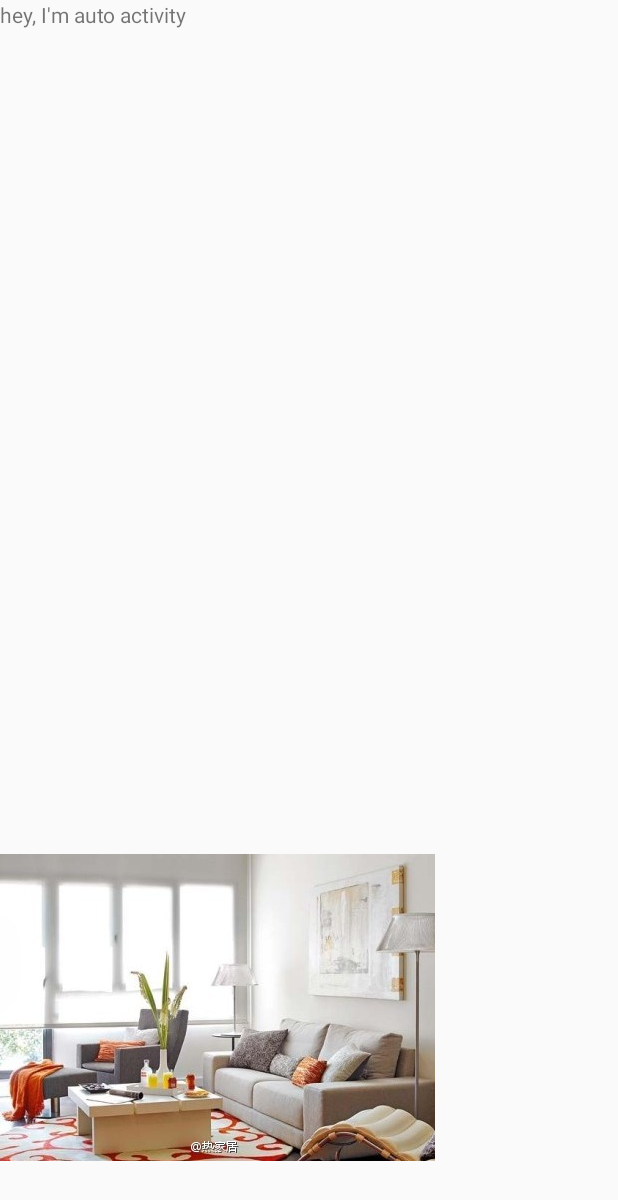
After one commit to sifeier/One, an Android app: the TaskActivity screen opened directly, with no data from a screen before it, on a phone screen of 412 x 824 dp. The commit adds this screen. Shown: the top 1200 px of the screen. Run offline under Robolectric (Android 15) with nearby library versions, the phone set to English and light mode, and no system bars.

```diff
--- a/app/src/main/AndroidManifest.xml
+++ b/app/src/main/AndroidManifest.xml
@@ -48,6 +48,10 @@
         <activity
             android:name=".activity.FrameLayoutActivity"
             android:label="FrameLayoutActivity" />
+        <activity
+                android:name=".TaskActivity"
+                android:label="process"
+                />
         <activity
             android:name=".circle.CircleActivity"
             android:label="CircleActivity" />
@@ -206,7 +210,7 @@
         </activity>
 
         <service
-            android:name=".service.MyDogService"
+            android:name=".app.MyDogService"
             android:enabled="true"
             android:exported="true" >
         </service>
--- a/app/src/main/java/com/one/LauchActivity.java
+++ b/app/src/main/java/com/one/LauchActivity.java
@@ -164,6 +164,7 @@ public class LauchActivity extends ActionBarActivity {
             parent.findViewById(R.id.drag_gridview).setOnClickListener(this);
             parent.findViewById(R.id.favor_tv).setOnClickListener(this);
             parent.findViewById(R.id.webview_btn).setOnClickListener(this);
+            parent.findViewById(R.id.auto_btn).setOnClickListener(this);
         }
 
         @Override
@@ -172,6 +173,10 @@ public class LauchActivity extends ActionBarActivity {
             switch (v.getId()) {
                 case R.id.webview_btn:
                     intent = new Intent(mContext, WebViewTest.class);
+                    startActivity(intent);
+                    break;
+                case R.id.auto_btn:
+                    intent = new Intent(mContext, TaskActivity.class);
                     startActivity(intent);
                     break;
                 case R.id.screenlock_btn:
--- /dev/null
+++ b/app/src/main/java/com/one/TaskActivity.java
@@ -0,0 +1,119 @@
+package com.one;
+
+import com.one.widget.CropImageView;
+
+import android.animation.Animator;
+import android.animation.AnimatorInflater;
+import android.app.Activity;
+import android.os.AsyncTask;
+import android.os.Bundle;
+import android.view.Gravity;
+import android.view.View;
+import android.view.animation.Animation;
+import android.view.animation.AnimationUtils;
+import android.widget.ImageView;
+import android.widget.RelativeLayout;
+import android.widget.TextView;
+import android.widget.Toast;
+
+import java.net.MalformedURLException;
+import java.net.URL;
+
+/**
+ * AsyncTask must be subclassed to be used. The subclass will override at least one method
+ * (doInBackground(Params...)), and most often will override a second one (onPostExecute(Result).)
+ *
+ * Once created, a task is executed very simply: new DownloadFilesTask().execute(url1, url2, url3);
+ *
+ *
+ * Created by buke on 15/9/11.
+ */
+public class TaskActivity extends Activity {
+
+    private TextView mTextView;
+
+    private CropImageView mTargetImage;
+
+    private int mWidth = -1;
+    private int mHeight = -1;
+    private int stepLenght = -1;
+
+    private static  final  int MAX_LEVEL = 9;
+    private int level = 9;
+
+    @Override
+    protected void onCreate(Bundle savedInstanceState) {
+        super.onCreate(savedInstanceState);
+        setContentView(R.layout.ac_auto);
+        mTextView = (TextView) findViewById(R.id.content_tv);
+
+        mTargetImage = (CropImageView) findViewById(R.id.image_iv);
+        mTargetImage.setOnClickListener(new View.OnClickListener() {
+            @Override
+            public void onClick(View v) {
+                cropImageView();
+            }
+        });
+
+
+
+//        new DownloadFilesTask().execute(1, 2, 3);
+
+    }
+
+
+    private void cropImageView() {
+        if(mHeight == -1) {
+            mHeight = mTargetImage.getMeasuredHeight();
+            mWidth = mTargetImage.getMeasuredWidth();
+            stepLenght = mHeight / MAX_LEVEL;
+        }
+
+        RelativeLayout.LayoutParams params = (RelativeLayout.LayoutParams)mTargetImage.getLayoutParams();
+        if(level <=1 ) {
+            level = MAX_LEVEL;
+            params.height = mHeight;
+        } else {
+            level --;
+            params.height = params.height - stepLenght;
+        }
+
+        mTargetImage.setLayoutParams(params);
+        mTargetImage.invalidate();
+    }
+
+    private void animatorImage() {
+        Animator animator = AnimatorInflater.loadAnimator(this, R.animator.scale_y);
+        animator.setTarget(mTargetImage);
+        animator.start();
+    }
+
+    private void animationImage() {
+        Animation animation = AnimationUtils.loadAnimation(this, R.anim.anim_y);
+        mTargetImage.clearAnimation();
+        mTargetImage.startAnimation(animation);
+    }
+
+
+    private class DownloadFilesTask extends AsyncTask<Integer, Integer, Boolean> {
+
+        @Override
+        protected Boolean doInBackground(Integer... params) {
+            return false;
+        }
+
+        @Override
+        protected void onProgressUpdate(Integer... progress) {
+            Toast toast = Toast.makeText(TaskActivity.this, "onProgressUpdate", Toast.LENGTH_LONG);
+            toast.setGravity(
+                    Gravity.TOP, 10, 10);
+            toast.show();
+        }
+
+        @Override
+        protected void onPostExecute(Boolean result) {
+            Toast.makeText(TaskActivity.this, "onPostExecute", Toast.LENGTH_LONG).show();
+        }
+    }
+
+}
--- a/app/src/main/java/com/one/activity/WidgetBox1Activity.java
+++ b/app/src/main/java/com/one/activity/WidgetBox1Activity.java
@@ -28,7 +28,7 @@ public class WidgetBox1Activity extends Activity {
     protected void onCreate(Bundle savedInstanceState) {
         super.onCreate(savedInstanceState);
         setContentView(R.layout.ac_widget_box1);
-        initRotateAnim();
+        //initRotateAnim();
     }
 
     private void initRotateAnim() {
--- a/app/src/main/java/com/one/service/MyDogService.java
+++ b/app/src/main/java/com/one/app/MyDogService.java
@@ -1,4 +1,4 @@
-package com.one.service;
+package com.one.app;
 
 import android.app.Service;
 import android.content.Intent;
--- /dev/null
+++ b/app/src/main/java/com/one/widget/CropImageView.java
@@ -0,0 +1,214 @@
+/*
+ * Copyright 2015
+ *
+ * Licensed under the Apache License, Version 2.0 (the "License");
+ * you may not use this file except in compliance with the License.
+ * You may obtain a copy of the License at
+ *
+ *    http://www.apache.org/licenses/LICENSE-2.0
+ *
+ * Unless required by applicable law or agreed to in writing, software
+ * distributed under the License is distributed on an "AS IS" BASIS,
+ * WITHOUT WARRANTIES OR CONDITIONS OF ANY KIND, either express or implied.
+ * See the License for the specific language governing permissions and
+ * limitations under the License.
+ */
+
+package com.one.widget;
+
+import com.one.R;
+
+import android.annotation.TargetApi;
+import android.content.Context;
+import android.content.res.TypedArray;
+import android.graphics.Matrix;
+import android.graphics.drawable.Drawable;
+import android.os.Build;
+import android.util.AttributeSet;
+import android.widget.ImageView;
+
+import java.util.HashMap;
+import java.util.Map;
+
+/**
+ * @author buke
+ */
+public class CropImageView extends ImageView {
+
+    private CropType cropType = CropType.NONE;
+
+    public CropImageView(Context context) {
+        super(context);
+    }
+
+    public CropImageView(Context context, AttributeSet attrs) {
+        super(context, attrs);
+        parseAttributes(attrs);
+    }
+
+    public CropImageView(Context context, AttributeSet attrs, int defStyle) {
+        super(context, attrs, defStyle);
+        parseAttributes(attrs);
+    }
+
+    @TargetApi(Build.VERSION_CODES.LOLLIPOP)
+    public CropImageView(Context context, AttributeSet attrs, int defStyleAttr, int defStyleRes) {
+        super(context, attrs, defStyleAttr, defStyleRes);
+        parseAttributes(attrs);
+    }
+
+    /**
+     * Set crop type for the {@link ImageView}
+     *
+     * @param cropType A {@link CropType} desired scaling mode.
+     */
+    public void setCropType(CropType cropType) {
+        if (cropType == null) {
+            throw new NullPointerException();
+        }
+
+        if (this.cropType != cropType) {
+            this.cropType = cropType;
+
+            setWillNotCacheDrawing(false);
+
+            requestLayout();
+            invalidate();
+        }
+    }
+
+    /**
+     * Return the current crop type in use by this ImageView.
+     *
+     * @return a {@link CropType} in use by this ImageView
+     */
+    public CropType getCropType() {
+        return this.cropType;
+    }
+
+    private void parseAttributes(AttributeSet attrs) {
+        final TypedArray a = getContext().obtainStyledAttributes(attrs, R.styleable.CropImageView);
+
+        final int crop = a.getInt(R.styleable.CropImageView_crop, CropType.NONE.getCrop());
+        if (crop >= 0) {
+            setScaleType(ScaleType.MATRIX);
+            this.cropType = CropType.get(crop);
+        }
+        a.recycle();
+    }
+
+    @Override
+    protected boolean setFrame(int l, int t, int r, int b) {
+        final boolean changed = super.setFrame(l, t, r, b);
+
+        final Drawable drawable = getDrawable();
+        if (!isInEditMode() && drawable != null) {
+            this.computeImageMatrix(drawable);
+        }
+        return changed;
+    }
+
+    private void computeImageMatrix(Drawable drawable) {
+        final int viewWidth = getWidth() - getPaddingLeft() - getPaddingRight();
+        final int viewHeight = getHeight() - getPaddingTop() - getPaddingBottom();
+
+        if (cropType != CropType.NONE && viewHeight > 0 && viewWidth > 0) {
+            final Matrix matrix = getImageMatrix();
+
+            int drawableWidth = drawable.getIntrinsicWidth();
+            int drawableHeight = drawable.getIntrinsicHeight();
+
+            final float scaleY = (float) viewHeight / (float) drawableHeight;
+            final float scaleX = (float) viewWidth / (float) drawableWidth;
+            final float scale = scaleX > scaleY ? scaleX : scaleY;
+            matrix.setScale(scale, scale); // Same as doing matrix.reset() and matrix.preScale(...)
+
+            final boolean verticalImageMode = scaleX > scaleY;
+
+            final float postDrawableWidth = drawableWidth * scale;
+            final float xTranslation = getXTranslation(cropType, viewWidth, postDrawableWidth,
+                    verticalImageMode);
+            final float postDrawabeHeigth = drawableHeight * scale;
+            final float yTranslation = getYTranslation(cropType, viewHeight, postDrawabeHeigth,
+                    verticalImageMode);
+
+            matrix.postTranslate(xTranslation, yTranslation);
+            setImageMatrix(matrix);
+        }
+    }
+
+    private float getYTranslation(CropType cropType, int viewHeight, float postDrawabeHeigth,
+            boolean verticalImageMode) {
+        if (verticalImageMode) {
+            switch (cropType) {
+                case CENTER_BOTTOM:
+                case LEFT_BOTTOM:
+                case RIGHT_BOTTOM:
+                    return viewHeight - postDrawabeHeigth;
+                case LEFT_CENTER:
+                case RIGHT_CENTER:
+                    // View in the middle of the screen
+                    return (viewHeight - postDrawabeHeigth) / 2f;
+            }
+        }
+
+        // All other cases we don't need to translate
+        return 0;
+    }
+
+    private float getXTranslation(CropType cropType, int viewWidth, float postDrawableWidth,
+            boolean verticalImageMode) {
+        if (!verticalImageMode) {
+            switch (cropType) {
+                case RIGHT_TOP:
+                case RIGHT_CENTER:
+                case RIGHT_BOTTOM:
+                    return viewWidth - postDrawableWidth;
+                case CENTER_TOP:
+                case CENTER_BOTTOM:
+                    // View in the middle of the screen
+                    return (viewWidth - postDrawableWidth) / 2f;
+            }
+        }
+        // All other cases we don't need to translate
+        return 0;
+    }
+
+    /**
+     * Options for cropping the bounds of an image to the bounds of this view.
+     */
+    public enum CropType {
+        NONE(-1),
+        LEFT_TOP(0),
+        LEFT_CENTER(1),
+        LEFT_BOTTOM(2),
+        RIGHT_TOP(3),
+        RIGHT_CENTER(4),
+        RIGHT_BOTTOM(5),
+        CENTER_TOP(6),
+        CENTER_BOTTOM(7);
+
+        final int cropType;
+
+        // Reverse-lookup map for getting a day from an abbreviation
+        private static final Map<Integer, CropType> codeLookup = new HashMap<>();
+
+        static {
+            for (CropType ft : CropType.values()) {
+                codeLookup.put(ft.getCrop(), ft);
+            }
+        }
+
+        CropType(int ct) {
+            cropType = ct;
+        }
+
+        public int getCrop() {
+            return cropType;
+        }
+
+        public static CropType get(int number) {
+            return codeLookup.get(number);
+        }
+    }
+}
--- /dev/null
+++ b/app/src/main/res/layout/ac_auto.xml
@@ -0,0 +1,25 @@
+<?xml version="1.0" encoding="utf-8"?>
+<RelativeLayout xmlns:android="http://schemas.android.com/apk/res/android"
+                xmlns:app="http://schemas.android.com/apk/res-auto"
+                android:orientation="vertical"
+                android:layout_width="match_parent"
+                android:layout_height="match_parent">
+
+    <TextView
+            android:id="@+id/content_tv"
+            android:layout_width="match_parent"
+            android:layout_height="40dp"
+            android:text="hey, I'm auto activity"
+            />
+
+    <com.one.widget.CropImageView
+            android:id="@+id/image_iv"
+            android:layout_width="wrap_content"
+            android:layout_height="wrap_content"
+            android:layout_alignParentBottom="true"
+            android:layout_marginBottom="50dp"
+            android:src="@drawable/house_main"
+            app:crop="centerBottom"
+            />
+
+</RelativeLayout>
--- a/app/src/main/res/layout/ac_widget_box1.xml
+++ b/app/src/main/res/layout/ac_widget_box1.xml
@@ -5,6 +5,12 @@
               android:layout_width="match_parent"
               android:layout_height="match_parent"
               android:background="@color/LightBlue" >
+
+    <VideoView
+            android:id="@+id/vv"
+            android:layout_width="160dp"
+            android:layout_height="120dp"
+            />
 
     <com.one.widget.BubbleImageView
             android:layout_width="wrap_content"
```
Also changed, not shown: app/src/main/java/com/one/util/PollingService.java (added, +89 -0 lines), app/src/main/java/com/one/util/PollingUtils.java (added, +50 -0 lines), app/src/main/java/com/one/view/WaveImage.java (added, +29 -0 lines), app/src/main/res/anim/anim_y.xml (added, +12 -0 lines), app/src/main/res/animator/scale_y.xml (added, +11 -0 lines), app/src/main/res/layout/fragment_lauch.xml (+8 -1 lines), app/src/main/res/values/attrs.xml (+22 -8 lines).
